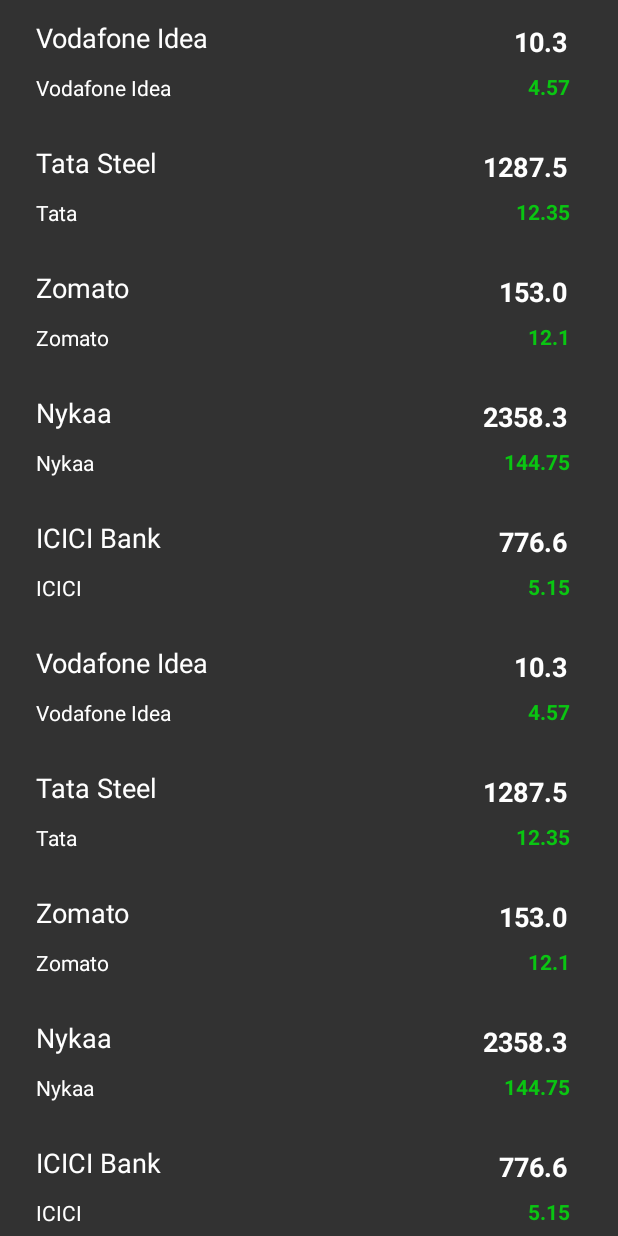
After one commit to abhishekauti/Abhishek_stockz, an Android app: the PracticeMode screen opened directly, with no data from a screen before it, on a phone screen of 412 x 824 dp. The commit adds this screen. Run offline under Robolectric (Android 15) with nearby library versions, the light colour scheme and no system bars.

Commit message:
hardcoded stock lists of data is added in practice mode

```diff
--- a/app/src/main/AndroidManifest.xml
+++ b/app/src/main/AndroidManifest.xml
@@ -18,6 +18,7 @@
                 <category android:name="android.intent.category.LAUNCHER" />
             </intent-filter>
         </activity>
+        <activity android:name=".PracticeMode"/>
     </application>
 
 </manifest>
--- /dev/null
+++ b/app/src/main/java/com/main/app/DataSource.kt
@@ -0,0 +1,78 @@
+package com.main.app
+
+import com.main.app.models.StockDetail
+
+class DataSource {
+    companion object{
+        fun getDataSet(): ArrayList<StockDetail>{
+            val list = ArrayList<StockDetail>()
+            list.add(
+                StockDetail(
+                "Vodafone Idea","Vodafone Idea",10.30,4.57
+            )
+            )
+
+            list.add(StockDetail(
+                "Tata Steel","Tata",1287.50,12.35
+            ))
+
+            list.add(StockDetail(
+                "Zomato","Zomato",153.00,12.10
+            ))
+
+            list.add(StockDetail(
+                "Nykaa","Nykaa",2358.30,144.75
+            ))
+
+            list.add(StockDetail(
+                "ICICI Bank","ICICI",776.60,5.15
+            ))
+
+            list.add(
+                StockDetail(
+                    "Vodafone Idea","Vodafone Idea",10.30,4.57
+                )
+            )
+
+            list.add(StockDetail(
+                "Tata Steel","Tata",1287.50,12.35
+            ))
+
+            list.add(StockDetail(
+                "Zomato","Zomato",153.00,12.10
+            ))
+
+            list.add(StockDetail(
+                "Nykaa","Nykaa",2358.30,144.75
+            ))
+
+            list.add(StockDetail(
+                "ICICI Bank","ICICI",776.60,5.15
+            ))
+
+            list.add(
+                StockDetail(
+                    "Vodafone Idea","Vodafone Idea",10.30,4.57
+                )
+            )
+
+            list.add(StockDetail(
+                "Tata Steel","Tata",1287.50,12.35
+            ))
+
+            list.add(StockDetail(
+                "Zomato","Zomato",153.00,12.10
+            ))
+
+            list.add(StockDetail(
+                "Nykaa","Nykaa",2358.30,144.75
+            ))
+
+            list.add(StockDetail(
+                "ICICI Bank","ICICI",776.60,5.15
+            ))
+
+            return list;
+        }
+    }
+}
--- /dev/null
+++ b/app/src/main/java/com/main/app/PracticeMode.kt
@@ -0,0 +1,34 @@
+package com.main.app
+
+import android.os.Bundle
+import android.os.PersistableBundle
+import androidx.appcompat.app.AppCompatActivity
+import androidx.recyclerview.widget.LinearLayoutManager
+import androidx.recyclerview.widget.RecyclerView
+import com.main.app.adapters.StockListAdapter
+
+class PracticeMode : AppCompatActivity(){
+
+    private lateinit var stockListAdapter: StockListAdapter
+
+    override fun onCreate(savedInstanceState: Bundle?) {
+        super.onCreate(savedInstanceState)
+        setContentView(R.layout.practice_mode_s)
+        initRecyclerView()
+        addData()
+    }
+
+    private fun addData(){
+        val data = DataSource.getDataSet()
+        stockListAdapter.submitList(data)
+    }
+
+    private fun initRecyclerView(){
+        val recyclerView = findViewById<RecyclerView>(R.id.rv_stocks_list)
+        recyclerView.apply {
+            layoutManager = LinearLayoutManager(this@PracticeMode)
+            stockListAdapter = StockListAdapter()
+            adapter = stockListAdapter
+        }
+    }
+}
--- /dev/null
+++ b/app/src/main/java/com/main/app/adapters/StockListAdapter.kt
@@ -0,0 +1,48 @@
+package com.main.app.adapters
+
+import android.view.LayoutInflater
+import android.view.View
+import android.view.ViewGroup
+import android.widget.TextView
+import androidx.core.os.persistableBundleOf
+import androidx.recyclerview.widget.RecyclerView
+import com.main.app.R
+import com.main.app.models.StockDetail
+
+class StockListAdapter() : RecyclerView.Adapter<RecyclerView.ViewHolder>() {
+    private var stockList = ArrayList<StockDetail>()
+
+    override fun onCreateViewHolder(parent: ViewGroup, viewType: Int): RecyclerView.ViewHolder {
+        return StockViewHolder(LayoutInflater.from(parent.context).inflate(R.layout.item_stocks,parent,false))
+    }
+
+    override fun onBindViewHolder(holder: RecyclerView.ViewHolder, position: Int) {
+        when(holder) {
+            is StockViewHolder -> {
+                holder.bind(stockList.get(position))
+            }
+        }
+    }
+
+    override fun getItemCount(): Int {
+        return stockList.size
+    }
+
+    fun submitList(list: ArrayList<StockDetail>){
+        stockList = list
+    }
+
+    class StockViewHolder(itemView: View) : RecyclerView.ViewHolder(itemView){
+        val stockName = itemView.findViewById<TextView>(R.id.stock_name)
+        val companyName = itemView.findViewById<TextView>(R.id.company_name)
+        val stockPrice = itemView.findViewById<TextView>(R.id.stock_price)
+        val percentChanged = itemView.findViewById<TextView>(R.id.percent_change)
+
+        fun bind(stockDetail: StockDetail){
+            stockName.setText(stockDetail.stockName)
+            companyName.setText(stockDetail.companyName)
+            stockPrice.setText(stockDetail.stockPrice.toString())
+            percentChanged.setText(stockDetail.changePercent.toString())
+        }
+    }
+}
--- a/app/src/main/java/com/main/app/fragments/homeFragments/HomeScreen.kt
+++ b/app/src/main/java/com/main/app/fragments/homeFragments/HomeScreen.kt
@@ -1,13 +1,16 @@
 package com.main.app.fragments.homeFragments
 
+import android.content.Intent
 import android.os.Bundle
 import androidx.fragment.app.Fragment
 import android.view.LayoutInflater
 import android.view.View
 import android.view.ViewGroup
+import android.widget.Button
+import com.main.app.PracticeMode
 import com.main.app.R
 
-class HomeScreen : Fragment() {
+class HomeScreen : Fragment(), View.OnClickListener {
 
     override fun onCreate(savedInstanceState: Bundle?) {
         super.onCreate(savedInstanceState)
@@ -19,6 +22,16 @@
         savedInstanceState: Bundle?
     ): View? {
         // Inflate the layout for this fragment
-        return inflater.inflate(R.layout.fragment_home_screen, container, false)
+        val view = inflater.inflate(R.layout.fragment_home_screen, container, false)
+        val practiceMode = view.findViewById<Button>(R.id.practice_mode)
+        practiceMode.setOnClickListener(this)
+        return view;
+    }
+
+    override fun onClick(v: View?) {
+        if(v != null && v.id == R.id.practice_mode){
+            val intent = Intent(activity, PracticeMode::class.java)
+            startActivity(intent)
+        }
     }
 }
--- /dev/null
+++ b/app/src/main/java/com/main/app/models/StockDetail.kt
@@ -0,0 +1,9 @@
+package com.main.app.models
+
+data class StockDetail(
+    var stockName : String,
+    var companyName : String,
+    var stockPrice : Double,
+    var changePercent : Double
+) {
+}
--- a/app/src/main/res/layout/fragment_home_screen.xml
+++ b/app/src/main/res/layout/fragment_home_screen.xml
@@ -12,4 +12,10 @@
         android:layout_height="match_parent"
         android:text="@string/hello_blank_fragment" />
 
+    <Button
+        android:id="@+id/practice_mode"
+        android:layout_width="wrap_content"
+        android:layout_height="wrap_content"
+        android:text="Practice Mode"/>
+
 </FrameLayout>
--- /dev/null
+++ b/app/src/main/res/layout/item_stocks.xml
@@ -0,0 +1,66 @@
+<?xml version="1.0" encoding="utf-8"?>
+<androidx.constraintlayout.widget.ConstraintLayout
+    xmlns:android="http://schemas.android.com/apk/res/android"
+    xmlns:app="http://schemas.android.com/apk/res-auto"
+    xmlns:tools="http://schemas.android.com/tools"
+    android:layout_width="match_parent"
+    android:layout_height="wrap_content"
+    android:background="#323232">
+
+    <TextView
+        android:id="@+id/stock_name"
+        android:layout_width="0dp"
+        android:layout_height="50dp"
+        android:gravity="center|left"
+        android:paddingLeft="24dp"
+        android:text="Stock name"
+        android:textColor="#FFFFFF"
+        android:textSize="18sp"
+        app:layout_constraintEnd_toStartOf="@+id/stock_price"
+        app:layout_constraintStart_toStartOf="parent"
+        app:layout_constraintTop_toTopOf="parent" />
+
+    <TextView
+        android:id="@+id/company_name"
+        android:layout_width="0dp"
+        android:layout_height="50dp"
+        android:gravity="center|left"
+        android:paddingLeft="24dp"
+        android:text="Company name"
+        android:textColor="#FFFFFF"
+        android:textSize="14sp"
+        app:layout_constraintBottom_toBottomOf="parent"
+        app:layout_constraintEnd_toStartOf="@+id/percent_change"
+        app:layout_constraintStart_toStartOf="parent" />
+
+    <TextView
+        android:id="@+id/stock_price"
+        android:layout_width="wrap_content"
+        android:layout_height="48dp"
+        android:layout_marginTop="24dp"
+        android:gravity="bottom|left"
+        android:paddingRight="34dp"
+        android:paddingBottom="8dp"
+        android:text="Price"
+        android:textColor="#FFFFFF"
+        android:textSize="18sp"
+        android:textStyle="bold"
+        app:layout_constraintBottom_toTopOf="@+id/percent_change"
+        app:layout_constraintEnd_toEndOf="parent"
+        app:layout_constraintTop_toTopOf="parent" />
+
+    <TextView
+        android:id="@+id/percent_change"
+        android:layout_width="wrap_content"
+        android:layout_height="wrap_content"
+        android:layout_marginBottom="16dp"
+        android:gravity="top|left"
+        android:paddingRight="32dp"
+        android:text="500"
+        android:textColor="#0AC512"
+        android:textSize="14sp"
+        android:textStyle="bold"
+        app:layout_constraintBottom_toBottomOf="@+id/stock_name"
+        app:layout_constraintEnd_toEndOf="parent"
+        app:layout_constraintTop_toBottomOf="@+id/stock_price" />
+</androidx.constraintlayout.widget.ConstraintLayout>
--- /dev/null
+++ b/app/src/main/res/layout/practice_mode_s.xml
@@ -0,0 +1,17 @@
+<?xml version="1.0" encoding="utf-8"?>
+<androidx.constraintlayout.widget.ConstraintLayout xmlns:android="http://schemas.android.com/apk/res/android"
+    xmlns:app="http://schemas.android.com/apk/res-auto"
+    xmlns:tools="http://schemas.android.com/tools"
+    android:layout_width="match_parent"
+    android:layout_height="match_parent">
+
+    <androidx.recyclerview.widget.RecyclerView
+        android:id="@+id/rv_stocks_list"
+        android:layout_width="match_parent"
+        android:layout_height="match_parent"
+        app:layout_constraintBottom_toBottomOf="parent"
+        app:layout_constraintEnd_toEndOf="parent"
+        app:layout_constraintStart_toStartOf="parent"
+        app:layout_constraintTop_toTopOf="parent" />
+
+</androidx.constraintlayout.widget.ConstraintLayout>
```
Also changed, not shown: app/src/main/java/com/main/app/Home.kt (+7 -0 lines).
